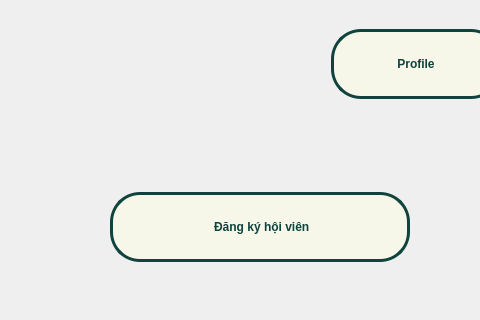
The window that ui/dashboard/Dashboard.ui (nguyenbphan12001-rimzy/Do-an-cuoi-ki-Nhom8_KTLT) describes before a commit, drawn with Qt 5; both pictures show x 501 to 981 and y 0 to 320 of the 1363 by 664 pixel window.
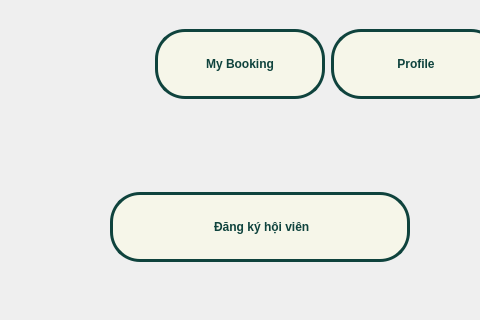
The same window after the commit. Icons and pictures are not drawn.

Commit message: connect my booking to booking json

```diff
--- a/ui/dashboard/Dashboard.ui
+++ b/ui/dashboard/Dashboard.ui
@@ -52,6 +52,56 @@
             </property>
            </spacer>
           </item>
+          <item>
+           <widget class="QPushButton" name="pushButtonMyBooking">
+            <property name="minimumSize">
+             <size>
+              <width>170</width>
+              <height>70</height>
+             </size>
+            </property>
+            <property name="maximumSize">
+             <size>
+              <width>16777215</width>
+              <height>16777215</height>
+             </size>
+            </property>
+            <property name="styleSheet">
+             <string notr="true">/* Trạng thái bình thường (Code gốc của mày) */
+QPushButton {
+    color: #0f433d;
+    background-color: #f6f6e9;
+    font: 87 20pt &quot;Noto Sans HK Black&quot;;
+    border-radius: 30px;
+    border: 3px solid #0f433d;
+font-weight:bold;
+}
+
+/* Trạng thái khi rê chuột vào (Hover) - Đảo màu cho xịn */
+QPushButton:hover {
+    background-color: #1a6b61; /* Nền biến thành xanh đậm */
+    color: #f6f6e9; /* Chữ sáng lên */
+    /* Viền giữ nguyên màu xanh đậm nên tao không cần viết lại ở đây */
+}
+
+/* Trạng thái khi click chuột bấm xuống (Pressed) */
+QPushButton:pressed {
+    background-color: #0a2e2a; /* Nền tối hơn một tông so với lúc hover */
+    border: 3px solid #0a2e2a; /* Viền cũng tối theo */
+    color: #f6f6e9;
+}</string>
+            </property>
+            <property name="text">
+             <string>My Booking</string>
+            </property>
+            <property name="iconSize">
+             <size>
+              <width>30</width>
+              <height>50</height>
+             </size>
+            </property>
+           </widget>
+          </item>
           <item>
            <widget class="QPushButton" name="pushButtonProfile">
             <property name="minimumSize">
```
The commit also changes 3 other files.
